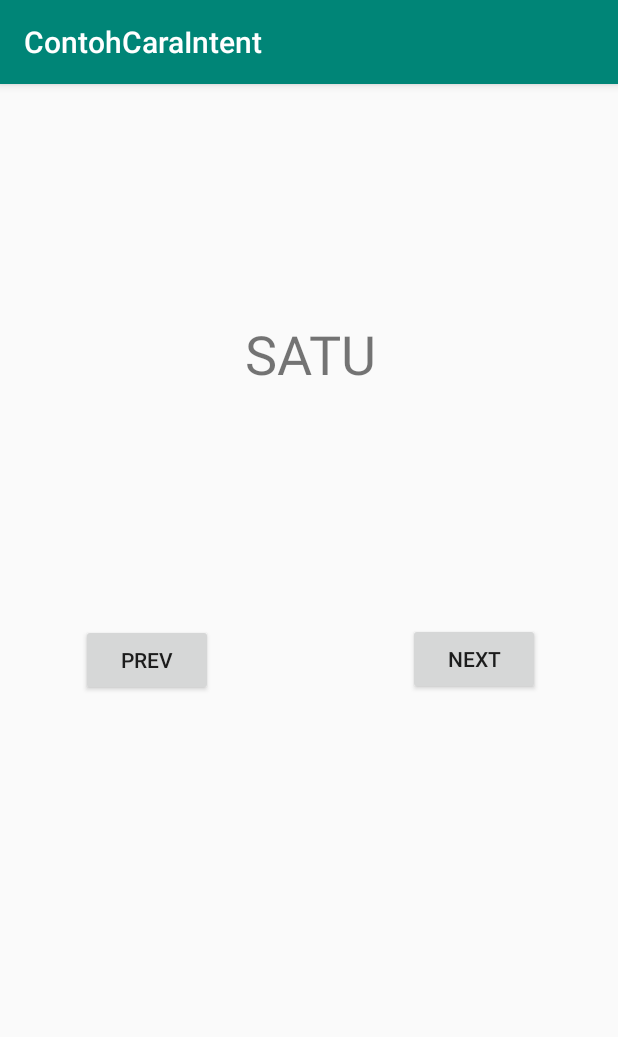
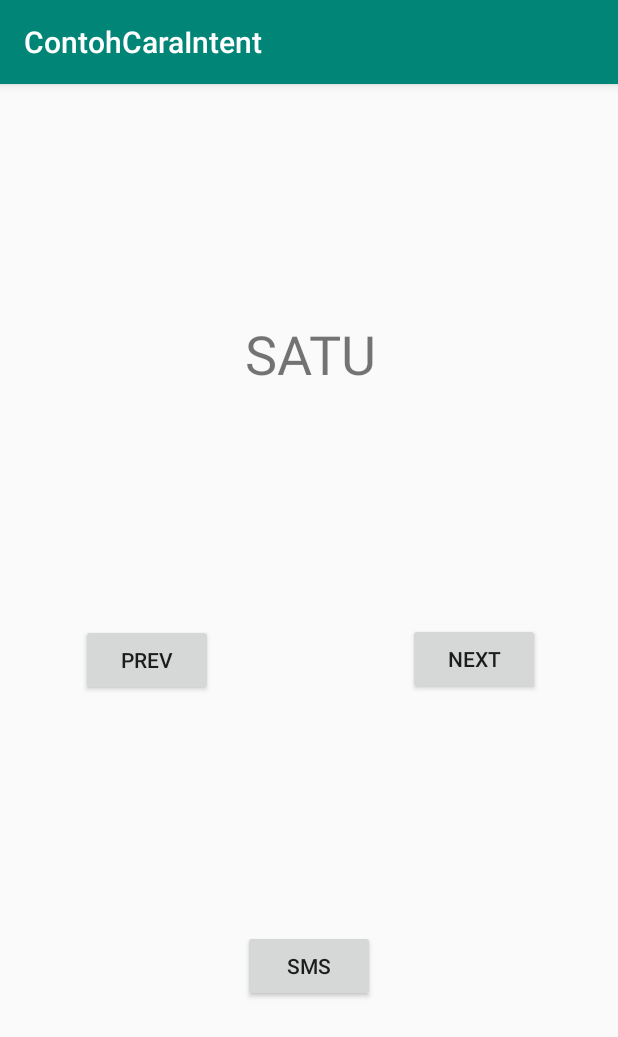
Before and after one commit to dewabrata/ContohCaraIntent, an Android app: the screen it shows after launch (Form1), on a phone screen of 412 x 824 dp. Shown: the top 1037 px of the screen. Run offline under Robolectric (Android 15) with nearby library versions, the phone set to English and light mode, and no system bars.

```diff
--- a/app/src/main/res/layout/form_satu.xml
+++ b/app/src/main/res/layout/form_satu.xml
@@ -38,4 +38,18 @@
         app:layout_constraintEnd_toStartOf="@+id/button2"
         app:layout_constraintStart_toEndOf="@+id/button"
         app:layout_constraintTop_toTopOf="parent" />
+
+    <Button
+        android:id="@+id/btnSMS"
+        android:layout_width="wrap_content"
+        android:layout_height="wrap_content"
+        android:layout_marginStart="8dp"
+        android:layout_marginTop="8dp"
+        android:layout_marginEnd="8dp"
+        android:layout_marginBottom="8dp"
+        android:text="SMS"
+        app:layout_constraintBottom_toBottomOf="parent"
+        app:layout_constraintEnd_toEndOf="parent"
+        app:layout_constraintStart_toStartOf="parent"
+        app:layout_constraintTop_toBottomOf="@+id/button" />
 </android.support.constraint.ConstraintLayout>
```
Also changed, not shown: app/src/main/java/com/juaracoding/contohcaraintent/Form1.java (+15 -0 lines).
